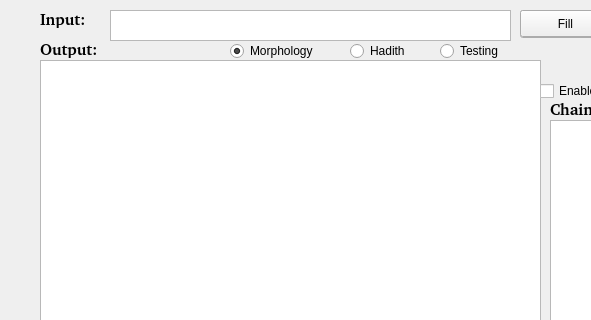
This is trunk/ATSarf/src/gui/mainwindow.ui in codelogicanalysis/atmine as Qt 5 draws it before an edit; both pictures show x 0 to 591 and y 0 to 320 of the 1000 by 650 pixel window. The edited form follows.
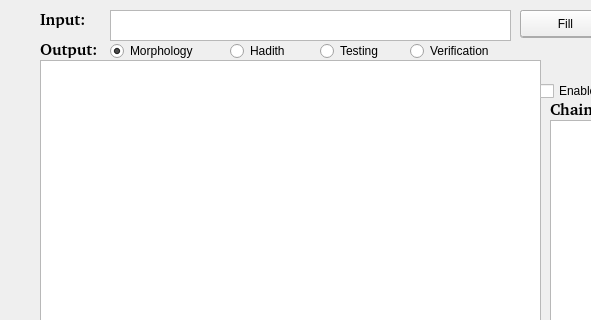
This is the edited form.

Patch:
```diff
--- a/trunk/ATSarf/src/gui/mainwindow.ui
+++ b/trunk/ATSarf/src/gui/mainwindow.ui
@@ -476,7 +476,7 @@
    <widget class="QRadioButton" name="chk_hadith">
     <property name="geometry">
      <rect>
-      <x>350</x>
+      <x>230</x>
       <y>40</y>
       <width>71</width>
       <height>22</height>
@@ -489,7 +489,7 @@
    <widget class="QRadioButton" name="chk_morphology">
     <property name="geometry">
      <rect>
-      <x>230</x>
+      <x>110</x>
       <y>40</y>
       <width>101</width>
       <height>22</height>
@@ -505,7 +505,7 @@
    <widget class="QRadioButton" name="chk_testing">
     <property name="geometry">
      <rect>
-      <x>440</x>
+      <x>320</x>
       <y>40</y>
       <width>71</width>
       <height>22</height>
@@ -563,6 +563,19 @@
      <bool>false</bool>
     </property>
    </widget>
+   <widget class="QRadioButton" name="chk_verification">
+    <property name="geometry">
+     <rect>
+      <x>410</x>
+      <y>40</y>
+      <width>101</width>
+      <height>22</height>
+     </rect>
+    </property>
+    <property name="text">
+     <string>Verification</string>
+    </property>
+   </widget>
   </widget>
  </widget>
  <resources/>
```
